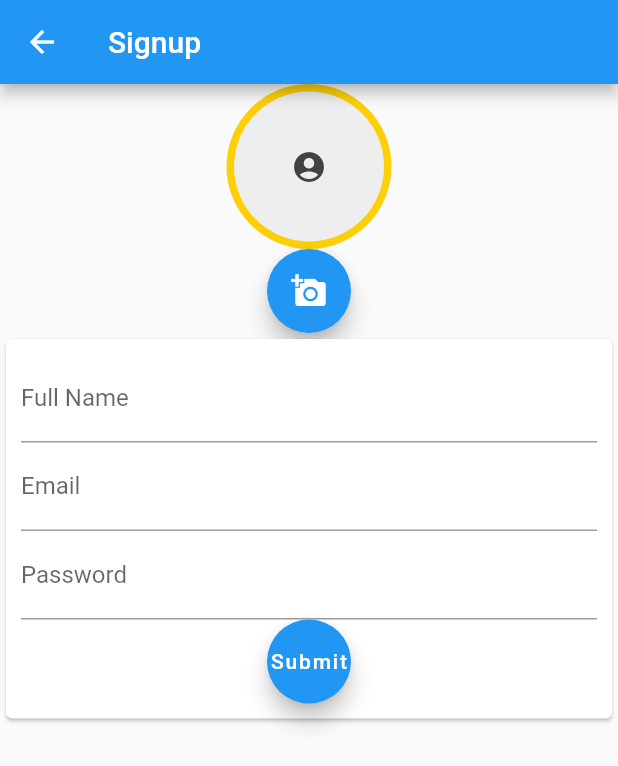
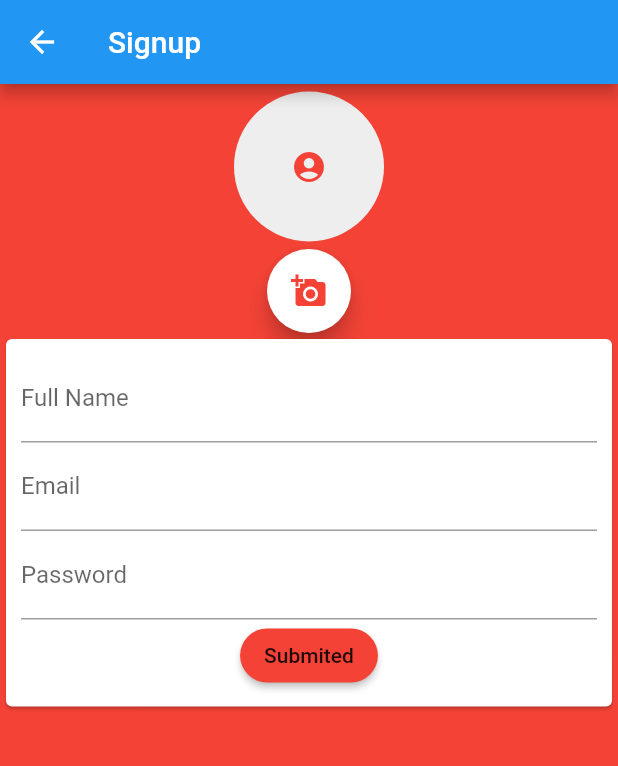
Before and after one commit to patelharsh1395/SalonEveryWhere, a Flutter app: the screen it shows after launch, after a tap on "Signup", on a phone screen of 412 x 824 dp. Shown: the top 766 px of the screen. Run offline on Flutter 3.47's test engine with Material 2 defaults, Android fonts, the phone set to English and light mode, and no system bars; our stand-ins replace image_picker; missing offline and left inert: amplify_auth_cognito, amplify_datastore_plugin_interface, amplify_flutter.

```diff
--- a/lib/image_picker.dart
+++ b/lib/image_picker.dart
@@ -75,7 +75,7 @@ class _ImagepickerState extends State<Imagepicker> {
             //     : Image.file(_image),
             child: CircleAvatar(
               radius: 55,
-              backgroundColor: Color(0xffFDCF09),
+              backgroundColor: Colors.red,
               child: _image != null
                   ? ClipRRect(
                       borderRadius: BorderRadius.circular(50),
@@ -94,7 +94,7 @@ class _ImagepickerState extends State<Imagepicker> {
                       height: 100,
                       child: Icon(
                         Icons.account_circle,
-                        color: Colors.grey[800],
+                        color: Colors.red,
                       ),
                     ),
             ),
@@ -102,7 +102,8 @@ class _ImagepickerState extends State<Imagepicker> {
           FloatingActionButton(
             tooltip: 'Pick Image',
             onPressed: ()=> {_showPicker(context)},
-            child: Icon(Icons.add_a_photo),
+            backgroundColor: Colors.white,
+            child: Icon(Icons.add_a_photo, color: Colors.red,),
           )
         ],
       ),
--- a/lib/main.dart
+++ b/lib/main.dart
@@ -1,18 +1,87 @@
 import 'package:Assesment/login.dart';
+
 import 'package:flutter/material.dart';
+
+import 'package:amplify_flutter/amplify.dart';
+import 'package:amplify_auth_cognito/amplify_auth_cognito.dart';
+
+// Generated in previous step
+import 'amplifyconfiguration.dart';
 
 void main() {
   runApp(MyApp());
 }
 
-class MyApp extends StatelessWidget {
+class MyApp extends StatefulWidget {
   // This widget is the root of your application.
+  @override
+  _MyAppState createState() => _MyAppState();
+}
+
+class _MyAppState extends State<MyApp> {
+  @override
+  initState() {
+    super.initState();
+    _configureAmplify();
+    _signup();
+    _confirmation();
+  }
+
+  void _configureAmplify() async {
+    // Add Pinpoint and Cognito Plugins, or any other plugins you want to use
+
+    AmplifyAuthCognito authPlugin = AmplifyAuthCognito();
+    Amplify.addPlugins([authPlugin]);
+
+    // Once Plugins are added, configure Amplify
+    // Note: Amplify can only be configured once.
+    try {
+      var configure = Amplify.configure(amplifyconfig);
+      await configure;
+    } on AmplifyAlreadyConfiguredException {
+      print(
+          "Tried to reconfigure Amplify; this can occur when your app restarts on Android.");
+    }
+  }
+
+  void _signup() async {
+    try {
+      Map<String, String> userAttributes = {
+        'email': 'email1@domain.com',
+        'password': 'mysupersecurepassword'
+
+
+        // additional attributes as needed
+      };
+      SignUpResult res = await Amplify.Auth.signUp(
+          username: userAttributes['email'],
+          password: 'mysupersecurepassword',
+          options: CognitoSignUpOptions(userAttributes: userAttributes));
+      setState(() {
+        print(res.isSignUpComplete);
+      });
+    } on AuthException catch (e) {
+      print(e.message);
+    }
+  }
+
+  void _confirmation() async {
+    try {
+      SignUpResult res = await Amplify.Auth.confirmSignUp(
+          username: 'email1@domain.com', confirmationCode: '123456');
+      setState(() {
+        print(res.isSignUpComplete);
+      });
+    } on AuthException catch (e) {
+      print(e.message);
+    }
+  }
+
   @override
   Widget build(BuildContext context) {
     return MaterialApp(
-      title: 'Flutter Demo',
-      //home: MyHomePage(title: 'Flutter Demo Home Page'),
-      home:  Login()
-    );
+        title: 'Flutter Demo',
+        //home: MyHomePage(title: 'Flutter Demo Home Page'),
+        home: Login());
   }
 }
--- a/lib/profile_page.dart
+++ b/lib/profile_page.dart
@@ -3,9 +3,6 @@ import 'package:flutter/material.dart';
 
 class ProfilePage extends StatelessWidget
 {
-
-
-
   @override
   Widget build(BuildContext context) {
 
--- a/lib/signup_page.dart
+++ b/lib/signup_page.dart
@@ -10,6 +10,7 @@ class Signup extends StatelessWidget {
   @override
   Widget build(BuildContext context) {
     return Scaffold(
+      backgroundColor: Colors.red,
       appBar: AppBar(
         title: Text("Signup"),
       ),
@@ -18,27 +19,37 @@ class Signup extends StatelessWidget {
           Container(child: Imagepicker()),
           Card(
               child: Container(
+
             padding: EdgeInsets.all(10),
             child: Column(
               children: [
                 TextField(
+                  cursorColor: Colors.red,
                   decoration: InputDecoration(
-                      labelText: "Full Name", focusColor: Colors.lightGreen),
+                      labelText: "Full Name", focusColor: Colors.lightGreen, fillColor: Colors.white70 , hoverColor:Colors.lightGreen ),
                   controller: fullname,
                 ),
                 TextField(
+                  cursorColor: Colors.red,
                   decoration: InputDecoration(
                       labelText: "Email", focusColor: Colors.lightGreen),
                   controller: email,
                 ),
                 TextField(
+                   cursorColor: Colors.red,
+
                   decoration: InputDecoration(
                       labelText: "Password", focusColor: Colors.lightGreen),
                   controller: password,
                 ),
-                FloatingActionButton(onPressed: ()=> {
-
-                }, child: Text("Submit"),)
+                Container(
+                    child: RaisedButton(
+                  color: Colors.red,
+                  child: Text("Submited"),
+                  onPressed: () => {print("")},
+                  shape: RoundedRectangleBorder(
+                      borderRadius: BorderRadius.circular(20)),
+                ))
               ],
             ),
           ))
--- a/pubspec.yaml
+++ b/pubspec.yaml
@@ -29,6 +29,10 @@ dependencies:
   # Use with the CupertinoIcons class for iOS style icons.
   cupertino_icons: ^1.0.0
   image_picker: ^0.6.6+5
+
+  amplify_flutter: '<1.0.0'
+  amplify_auth_cognito: '<1.0.0'
+
 
 dev_dependencies:
   flutter_test:
```
Also changed, not shown: amplify/cli.json (added, +29 -0 lines), amplify/team-provider-info.json (added, +26 -0 lines), lib/models/ModelProvider.dart (added, +47 -0 lines), lib/models/Users.dart (added, +141 -0 lines), amplify/.config/project-config.json (added), pubspec.lock, 10 other files. Lines whose indentation alone changed are shown as unchanged.
